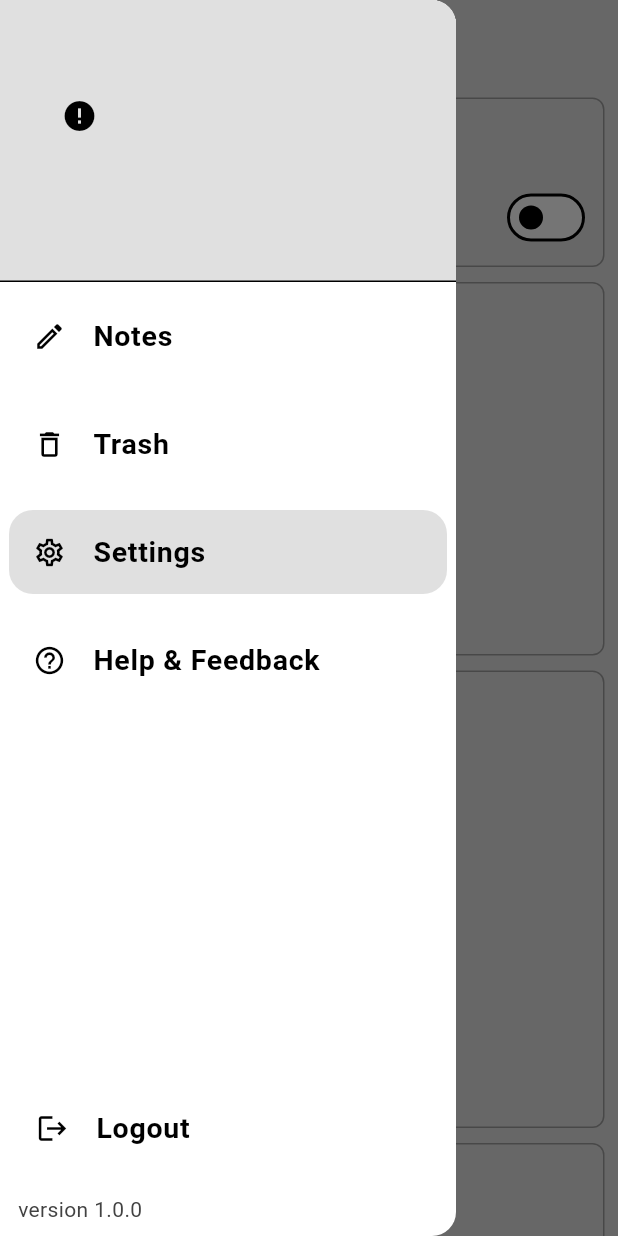
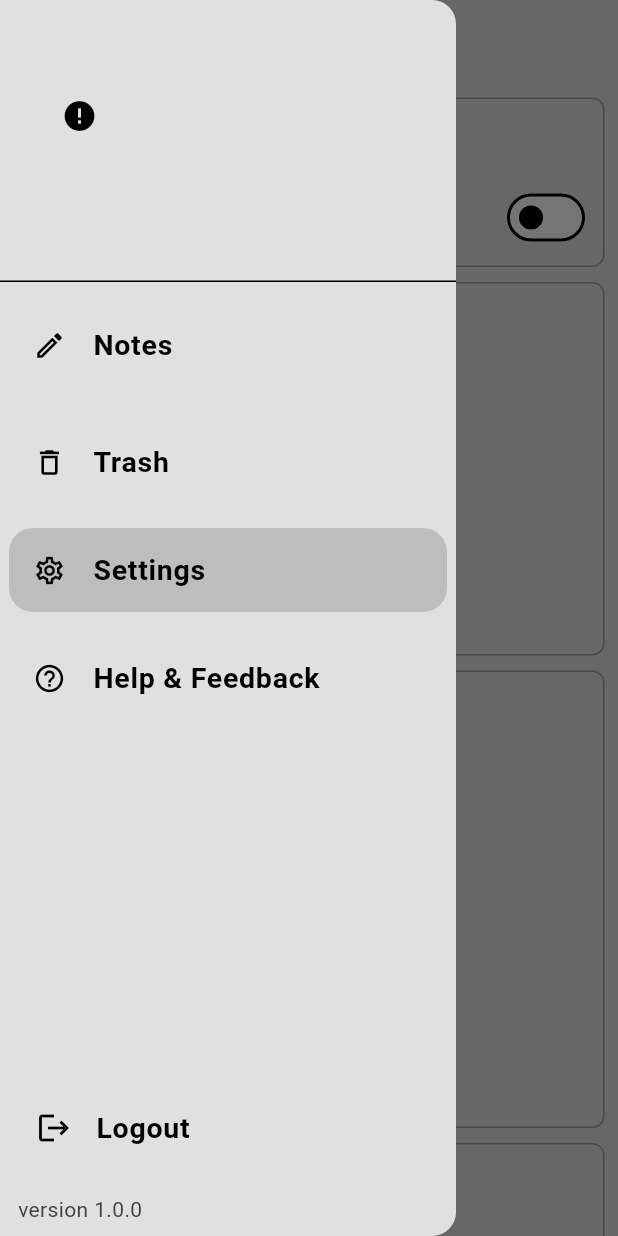
Before and after one commit to kamesh7773/note_application, a Flutter app: the SettingsPage screen opened by its route, with the side drawer open, on a phone screen of 412 x 824 dp. Run offline on Flutter 3.47's test engine with Material 3 defaults, Android fonts, the phone set to English and light mode, and no system bars; drawn by our look-alikes of cached_network_image; our stand-ins replace cloud_firestore, connectivity_plus, firebase_auth, firebase_core, font_awesome_flutter, google_sign_in and 4 more; missing offline and left inert: drag_select_grid_view, email_otp_auth, flutter_facebook_auth; accounts and stored records are empty; network calls fail.

Commit message:
COMMIT FROM LIBARY

```diff
--- a/lib/main.dart
+++ b/lib/main.dart
@@ -2,7 +2,7 @@ import 'package:flutter/foundation.dart';
 import 'package:flutter/material.dart';
 import 'package:firebase_core/firebase_core.dart';
 import 'package:flutter_facebook_auth/flutter_facebook_auth.dart';
-import 'package:note_application/pages/auth%20pages/forgotPassword.dart';
+import 'package:note_application/pages/auth%20pages/forgot_password.dart';
 import 'package:note_application/pages/auth%20pages/login_page.dart';
 import 'package:note_application/pages/auth%20pages/sign_up_page.dart';
 import 'package:note_application/pages/home_page.dart';
@@ -11,6 +11,7 @@ import 'package:note_application/pages/notes%20pages/settings_page.dart';
 import 'package:note_application/pages/notes%20pages/trash_page.dart';
 import 'package:note_application/providers/layout_change_provider.dart';
 import 'package:note_application/providers/otp_timer_provider.dart';
+import 'package:note_application/providers/theme_provider.dart';
 import 'package:note_application/providers/toggle_provider.dart';
 import 'package:note_application/services/auth/firebase_auth_methods.dart';
 import 'package:note_application/services/firebase/firebase_options.dart';
@@ -57,6 +58,9 @@ class NoteApp extends StatelessWidget {
         ChangeNotifierProvider(
           create: (context) => LayoutChangeProvider(),
         ),
+        ChangeNotifierProvider(
+          create: (context) => ThemeProvider(),
+        ),
       ],
       child: MaterialApp(
         routes: {
--- a/lib/pages/drawer page/drawer.dart
+++ b/lib/pages/drawer page/drawer.dart
@@ -6,6 +6,7 @@ import 'package:note_application/pages/notes%20pages/help_feedback_page.dart';
 import 'package:note_application/pages/notes%20pages/settings_page.dart';
 import 'package:note_application/pages/notes%20pages/trash_page.dart';
 import 'package:note_application/services/auth/firebase_auth_methods.dart';
+import 'package:note_application/theme/Extensions/my_colors.dart';
 import 'package:shared_preferences/shared_preferences.dart';
 
 class DrawerWidget extends StatefulWidget {
@@ -39,6 +40,9 @@ class _DrawerWidgetState extends State<DrawerWidget> {
 
   @override
   Widget build(BuildContext context) {
+    //! Access Theme Extension Colors.
+    final myColors = Theme.of(context).extension<MyColors>();
+
     //! Finalizting which Menulist Item is active or which one is disable
     if (widget.iconNumber == 1) {
       notes = true;
@@ -54,7 +58,6 @@ class _DrawerWidgetState extends State<DrawerWidget> {
     }
 
     return Drawer(
-      backgroundColor: Colors.white,
       child: Column(
         crossAxisAlignment: CrossAxisAlignment.start,
         children: [
@@ -62,9 +65,8 @@ class _DrawerWidgetState extends State<DrawerWidget> {
             future: getUserData(),
             builder: (context, snapshot) {
               //! Drawer Header
-              return Container(
+              return SizedBox(
                 width: double.infinity,
-                color: Colors.grey.shade300,
                 child: Column(
                   crossAxisAlignment: CrossAxisAlignment.start,
                   children: [
@@ -94,8 +96,7 @@ class _DrawerWidgetState extends State<DrawerWidget> {
                       padding: const EdgeInsets.only(left: 18, bottom: 0),
                       child: Text(
                         name ?? "",
-                        style:
-                            const TextStyle(fontSize: 19, color: Colors.black),
+                        style: const TextStyle(fontSize: 19),
                       ),
                     ),
                     // User Email
@@ -124,7 +125,7 @@ class _DrawerWidgetState extends State<DrawerWidget> {
               children: [
                 Padding(
                   padding: const EdgeInsets.symmetric(
-                    vertical: 8,
+                    vertical: 14,
                     horizontal: 6,
                   ),
                   child: InkWell(
@@ -145,22 +146,22 @@ class _DrawerWidgetState extends State<DrawerWidget> {
                     },
                     child: ListTile(
                       selected: notes,
-                      selectedTileColor: Colors.grey.shade300,
+                      selectedTileColor: myColors!.drawerListTileColor,
                       hoverColor: Colors.grey.shade300,
                       shape: RoundedRectangleBorder(
                         borderRadius: BorderRadius.circular(16),
                       ),
-                      leading: const Icon(
+                      leading: Icon(
                         Icons.edit_outlined,
                         size: 22,
-                        color: Colors.black,
+                        color: notes ? Colors.black : myColors.commanColor!,
                       ),
-                      title: const Text(
+                      title: Text(
                         "Notes",
                         style: TextStyle(
                           fontSize: 19,
                           fontWeight: FontWeight.bold,
-                          color: Colors.black,
+                          color: notes ? Colors.black : myColors.commanColor!,
                         ),
                       ),
                     ),
@@ -189,22 +190,22 @@ class _DrawerWidgetState extends State<DrawerWidget> {
                     },
                     child: ListTile(
                       selected: trash,
-                      selectedTileColor: Colors.grey.shade300,
+                      selectedTileColor: myColors.drawerListTileColor,
                       hoverColor: Colors.grey.shade300,
                       shape: RoundedRectangleBorder(
                         borderRadius: BorderRadius.circular(16),
                       ),
-                      leading: const Icon(
+                      leading: Icon(
                         Icons.delete_outline,
                         size: 22,
-                        color: Colors.black,
+                        color: trash ? Colors.black : myColors.commanColor!,
                       ),
-                      title: const Text(
+                      title: Text(
                         "Trash",
                         style: TextStyle(
                           fontSize: 19,
                           fontWeight: FontWeight.bold,
-                          color: Colors.black,
+                          color: trash ? Colors.black : myColors.commanColor!,
                         ),
                       ),
                     ),
@@ -233,22 +234,23 @@ class _DrawerWidgetState extends State<DrawerWidget> {
                     },
                     child: ListTile(
                       selected: settings,
-                      selectedTileColor: Colors.grey.shade300,
+                      selectedTileColor: myColors.drawerListTileColor,
                       hoverColor: Colors.grey.shade300,
                       shape: RoundedRectangleBorder(
                         borderRadius: BorderRadius.circular(16),
                       ),
-                      leading: const Icon(
+                      leading: Icon(
                         Icons.settings_outlined,
                         size: 22,
-                        color: Colors.black,
+                        color: settings ? Colors.black : myColors.commanColor!,
                       ),
-                      title: const Text(
+                      title: Text(
                         "Settings",
                         style: TextStyle(
                           fontSize: 19,
                           fontWeight: FontWeight.bold,
-                          color: Colors.black,
+                          color:
+                              settings ? Colors.black : myColors.commanColor!,
                         ),
                       ),
                     ),
@@ -277,22 +279,26 @@ class _DrawerWidgetState extends State<DrawerWidget> {
                     },
                     child: ListTile(
                       selected: helpAndFeedback,
-                      selectedTileColor: Colors.grey.shade300,
+                      selectedTileColor: myColors.drawerListTileColor,
                       hoverColor: Colors.grey.shade300,
                       shape: RoundedRectangleBorder(
                         borderRadius: BorderRadius.circular(16),
                       ),
-                      leading: const Icon(
+                      leading: Icon(
                         Icons.help_outline_outlined,
                         size: 22,
-                        color: Colors.black,
+                        color: helpAndFeedback
+                            ? Colors.black
+                            : myColors.commanColor!,
                       ),
-                      title: const Text(
+                      title: Text(
                         "Help & Feedback",
                         style: TextStyle(
                           fontSize: 19,
                           fontWeight: FontWeight.bold,
-                          color: Colors.black,
+                          color: helpAndFeedback
+                              ? Colors.black
+                              : myColors.commanColor!,
                         ),
                       ),
                     ),
@@ -321,7 +327,6 @@ class _DrawerWidgetState extends State<DrawerWidget> {
                 );
               },
               child: ListTile(
-                selectedTileColor: Colors.grey.shade300,
                 selected: false,
                 hoverColor: Colors.grey.shade300,
                 shape: RoundedRectangleBorder(
@@ -329,15 +334,12 @@ class _DrawerWidgetState extends State<DrawerWidget> {
                 ),
                 leading: const Icon(
                   Icons.logout,
-                  size: 22,
-                  color: Colors.black,
                 ),
                 title: const Text(
                   "Logout",
                   style: TextStyle(
                     fontSize: 19,
                     fontWeight: FontWeight.bold,
-                    color: Colors.black,
                   ),
                 ),
               ),
--- a/lib/pages/notes pages/settings_page.dart
+++ b/lib/pages/notes pages/settings_page.dart
@@ -2,6 +2,9 @@ import 'package:flutter/material.dart';
 import 'package:font_awesome_flutter/font_awesome_flutter.dart';
 import 'package:note_application/pages/drawer%20page/drawer.dart';
 import 'package:note_application/pages/home_page.dart';
+import 'package:note_application/providers/theme_provider.dart';
+import 'package:note_application/theme/Extensions/my_colors.dart';
+import 'package:provider/provider.dart';
 import 'package:url_launcher/url_launcher.dart';
 
 class SettingsPage extends StatefulWidget {
@@ -12,9 +15,6 @@ class SettingsPage extends StatefulWidget {
 }
 
 class _SettingsPageState extends State<SettingsPage> {
-  //! Theme Mode BTN
-  bool _isDark = false;
-
   //! Method that Launch URL's.
   Future<void> _launchURL(Uri uri, bool inApp) async {
     try {
@@ -38,6 +38,9 @@ class _SettingsPageState extends State<SettingsPage> {
 
   @override
   Widget build(BuildContext context) {
+    //! Access Theme Extension Colors.
+    final myColors = Theme.of(context).extension<MyColors>();
+
     return PopScope(
       canPop: false,
       onPopInvoked: (value) {
@@ -94,16 +97,19 @@ class _SettingsPageState extends State<SettingsPage> {
                               ],
                             ),
                           ),
-                          Switch(
-                            activeColor: Colors.white,
-                            activeTrackColor: Colors.black,
-                            inactiveTrackColor: Colors.white,
-                            inactiveThumbColor: Colors.black,
-                            value: _isDark,
-                            onChanged: (value) {
-                              setState(() {
-                                _isDark = !_isDark;
-                              });
+                          Selector<ThemeProvider, bool>(
+                            selector: (context, theme) => theme.isDark,
+                            builder: (context, value, child) {
+                              return Switch(
+                                activeColor: Colors.white,
+                                activeTrackColor: Colors.black,
+                                inactiveTrackColor: Colors.white,
+                                inactiveThumbColor: Colors.black,
+                                value: value,
+                                onChanged: (value) {
+                                  context.read<ThemeProvider>().changeTheme();
+                                },
+                              );
                             },
                           )
                         ],
@@ -237,7 +243,7 @@ class _SettingsPageState extends State<SettingsPage> {
                       ListTile(
                         leading: FaIcon(FontAwesomeIcons.message),
                         subtitle: Text(
-                          'Note it! is designed to help you manage your notes efficiently. While we strive to provide a reliable service, we cannot guarantee against data loss or corruption. Please back up important notes regularly. Account security is your responsibility; use strong, unique passwords. Note it! is not liable for any data loss, security breaches, or other issues arising from the use of this app.',
+                          'Note it! is designed to help you manage your notes efficiently. While we strive to provide a reliable service, we cannot guarantee against data loss or corruption. Please back up important notes regularly. Account security is your responsibility. use strong, unique passwords. Note it! is not liable for any data loss, security breaches, or other issues arising from the use of this app.',
                         ),
                       ),
                       SizedBox(height: 16.0),
--- /dev/null
+++ b/lib/providers/theme_provider.dart
@@ -0,0 +1,12 @@
+import 'package:flutter/material.dart';
+
+class ThemeProvider extends ChangeNotifier {
+  bool _isDark = false;
+
+  bool get isDark => _isDark;
+
+  void changeTheme() {
+    _isDark = !_isDark;
+    notifyListeners();
+  }
+}
--- a/lib/services/auth/firebase_auth_methods.dart
+++ b/lib/services/auth/firebase_auth_methods.dart
@@ -365,7 +365,7 @@ class FirebaseAuthMethod {
       // it's means that user is entered corrent email address it's mean we can send that Forgot password link to user Email Address.
       if (queryForEmailAndProvider.docs.isNotEmpty && context.mounted) {
         // Method for sending forgot password link to user
-        await _auth.sendPasswordResetEmail(email: email);
+        // await _auth.sendPasswordResetEmail(email: email);
         // Poping of the Progress Indicator
         if (context.mounted) {
           Navigator.pop(context);
--- a/lib/theme/Extensions/my_colors.dart
+++ b/lib/theme/Extensions/my_colors.dart
@@ -2,19 +2,35 @@ import 'package:flutter/material.dart';
 
 @immutable
 class MyColors extends ThemeExtension<MyColors> {
-  const MyColors({this.googleFacebook, this.buttonColor, this.commanColor});
+  const MyColors({
+    this.googleFacebook,
+    this.buttonColor,
+    this.commanColor,
+    this.drawerListTileColor,
+    this.toggleSwitch,
+  });
 
   //! Declaring varible for custom color for
   final Color? commanColor;
   final Color? buttonColor;
   final Color? googleFacebook;
+  final Color? drawerListTileColor;
+  final Color? toggleSwitch;
 
   @override
-  ThemeExtension<MyColors> copyWith({Color? commanColor, Color? buttonColor , Color? googleFacebook}) {
+  ThemeExtension<MyColors> copyWith({
+    Color? commanColor,
+    Color? buttonColor,
+    Color? googleFacebook,
+    Color? drawerListTileColor,
+    Color? toggleSwitch,
+  }) {
     return MyColors(
       commanColor: commanColor ?? this.commanColor,
       buttonColor: buttonColor ?? this.buttonColor,
       googleFacebook: buttonColor ?? this.googleFacebook,
+      drawerListTileColor: buttonColor ?? this.drawerListTileColor,
+      toggleSwitch: buttonColor ?? this.toggleSwitch,
     );
   }
 
@@ -27,14 +43,19 @@ class MyColors extends ThemeExtension<MyColors> {
       commanColor: Color.lerp(commanColor, other.commanColor, t),
       buttonColor: Color.lerp(buttonColor, other.buttonColor, t),
       googleFacebook: Color.lerp(googleFacebook, other.googleFacebook, t),
+      drawerListTileColor:
+          Color.lerp(drawerListTileColor, other.drawerListTileColor, t),
+      toggleSwitch: Color.lerp(toggleSwitch, other.toggleSwitch, t),
     );
   }
 
   //! variable Colors for Dark Theme.
-  static const dark = MyColors(
+  static final dark = MyColors(
     commanColor: Colors.white,
-    buttonColor: Color.fromARGB(255, 100, 100, 100),
-    googleFacebook: Color.fromARGB(255, 209, 206, 206),
+    buttonColor: const Color.fromARGB(255, 100, 100, 100),
+    googleFacebook: const Color.fromARGB(255, 209, 206, 206),
+    drawerListTileColor: Colors.grey[400],
+    toggleSwitch: Colors.white,
   );
 
   //! variable Colors for light Theme.
@@ -42,5 +63,7 @@ class MyColors extends ThemeExtension<MyColors> {
     commanColor: Colors.black,
     buttonColor: Colors.black,
     googleFacebook: Colors.grey.shade300,
+    drawerListTileColor: Colors.grey[400],
+    toggleSwitch: Colors.black,
   );
 }
--- a/lib/theme/themes.dart
+++ b/lib/theme/themes.dart
@@ -4,7 +4,10 @@ import 'package:note_application/theme/Extensions/my_colors.dart';
 class NoteAppTheme {
   NoteAppTheme._();
 
+  //? ----------------
   //? LIGHT MODE THEME
+  //? ----------------
+
   static final ThemeData lightMode = ThemeData(
     brightness: Brightness.light,
     fontFamily: "Lato",
@@ -97,13 +100,16 @@ class NoteAppTheme {
     ),
   );
 
+  //? ---------------
   //? DARK MODE THEME
+  //? ---------------
+
   static final ThemeData darkMode = ThemeData(
     brightness: Brightness.dark,
     fontFamily: "Lato",
 
     //! Extension's
-    extensions: const <ThemeExtension<dynamic>>[
+    extensions: <ThemeExtension<dynamic>>[
       MyColors.dark,
     ],
 
--- a/pubspec.yaml
+++ b/pubspec.yaml
@@ -53,11 +53,11 @@ dependencies:
   shared_preferences: ^2.2.3
   email_otp_auth: ^0.0.6
   colored_print: ^1.0.0
+  font_awesome_flutter: ^10.7.0
+  url_launcher: ^6.3.0
   # This Package is modified plese do not update this package it will broke the code.
   drag_select_grid_view: ^0.6.2
   flutter_staggered_grid_view: ^0.7.0 #Ple do not remove this package this package is injected in "drag_select_grid_view" for getting scareed UI.
-  font_awesome_flutter: ^10.7.0
-  url_launcher: ^6.3.0
 
 
 dev_dependencies:
```
Also changed, not shown: lib/pages/auth pages/forgot_password.dart (renamed from lib/pages/auth pages/forgotPassword.dart, +18 -26 lines), lib/pages/home_page.dart (+11 -4 lines), lib/pages/notes pages/help_feedback_page.dart (+45 -29 lines), lib/pages/notes pages/trash_page.dart (+7 -8 lines), lib/widgets/button_widget.dart (+5 -2 lines), lib/widgets/note_container.dart (+6 -2 lines).
